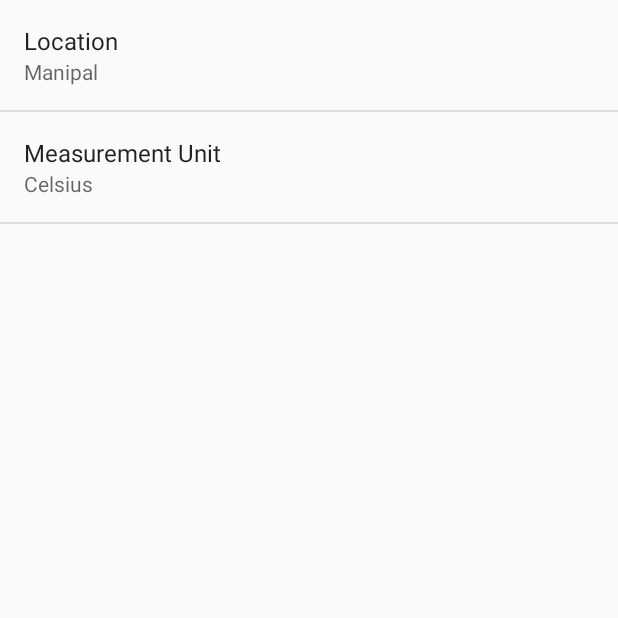
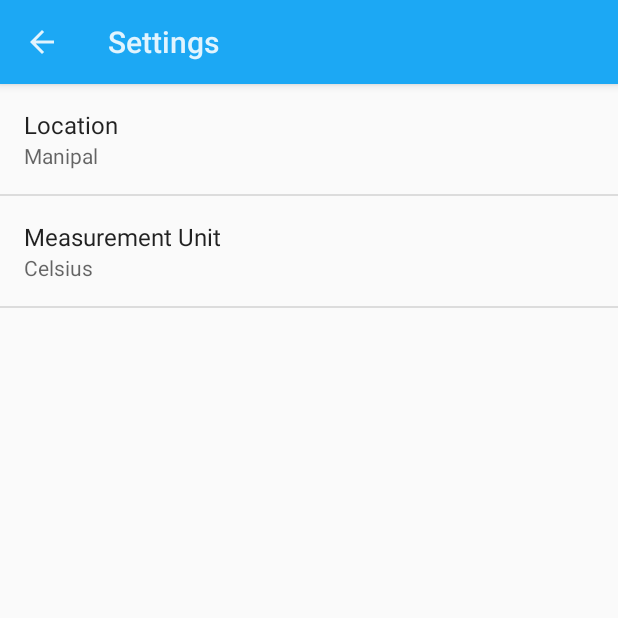
Before and after one commit to rakshit97/Android, an Android app: the SettingsActivity screen opened directly, with no data from a screen before it, on a phone screen of 412 x 824 dp, the top half of it. Run offline under Robolectric (Android 15) with nearby library versions, the phone set to English and light mode, and no system bars.

Commit message:
ActionBar customized and added to all activities

```diff
--- a/Sunshine/app/build.gradle
+++ b/Sunshine/app/build.gradle
@@ -5,7 +5,7 @@ android {
     buildToolsVersion "25.0.1"
     defaultConfig {
         applicationId "com.example.rakshit.sunshine"
-        minSdkVersion 15
+        minSdkVersion 21
         targetSdkVersion 25
         versionCode 1
         versionName "1.0"
--- a/Sunshine/app/src/main/java/com/example/rakshit/sunshine/DataLoader.java
+++ b/Sunshine/app/src/main/java/com/example/rakshit/sunshine/DataLoader.java
@@ -41,7 +41,7 @@ public class DataLoader extends AsyncTaskLoader<Cursor>
         Vector<Vector<ContentValues>> retVector =  fetchData(url_string, city);
         checkLocation(retVector.get(1));
         getContext().getContentResolver().delete(WeatherEntries.CONTENT_URI, null, null);
-        ContentValues[] values = new ContentValues[retVector.get(0).size()];
+        ContentValues values[] = new ContentValues[retVector.get(0).size()];
         retVector.get(0).toArray(values);
         int count = getContext().getContentResolver().bulkInsert(WeatherEntries.CONTENT_URI, values);
         if (count<7)
--- a/Sunshine/app/src/main/java/com/example/rakshit/sunshine/DetailActivity.java
+++ b/Sunshine/app/src/main/java/com/example/rakshit/sunshine/DetailActivity.java
@@ -11,6 +11,7 @@ public class DetailActivity extends AppCompatActivity
     {
         super.onCreate(savedInstanceState);
         setContentView(R.layout.activity_detail);
+
         if(savedInstanceState == null)
             getSupportFragmentManager().beginTransaction().add(R.id.container_detail, new DetailFragment()).commit();
     }
--- a/Sunshine/app/src/main/java/com/example/rakshit/sunshine/MainActivity.java
+++ b/Sunshine/app/src/main/java/com/example/rakshit/sunshine/MainActivity.java
@@ -3,10 +3,12 @@ package com.example.rakshit.sunshine;
 import android.os.Bundle;
 import android.support.v7.app.AppCompatActivity;
 
-public class MainActivity extends AppCompatActivity {
+public class MainActivity extends AppCompatActivity
+{
 
     @Override
-    protected void onCreate(Bundle savedInstanceState) {
+    protected void onCreate(Bundle savedInstanceState)
+    {
         super.onCreate(savedInstanceState);
         setContentView(R.layout.activity_main);
 
--- a/Sunshine/app/src/main/res/values/colors.xml
+++ b/Sunshine/app/src/main/res/values/colors.xml
@@ -1,6 +1,6 @@
 <?xml version="1.0" encoding="utf-8"?>
 <resources>
-    <color name="colorPrimary">#3F51B5</color>
-    <color name="colorPrimaryDark">#303F9F</color>
-    <color name="colorAccent">#FF4081</color>
+    <color name="colorPrimary">#1ca8f4</color>
+    <color name="colorPrimaryDark">#0288D1</color>
+    <color name="colorAccent">#64c2f4</color>
 </resources>
--- a/Sunshine/app/src/main/res/values/styles.xml
+++ b/Sunshine/app/src/main/res/values/styles.xml
@@ -8,4 +8,29 @@
         <item name="colorAccent">@color/colorAccent</item>
     </style>
 
+    <style name="ForecastTheme" parent="AppTheme">
+        <item name="actionBarStyle">@style/ForecastTheme.ActionBar</item>
+    </style>
+
+    <style name="ForecastTheme.ActionBar" parent="@style/Widget.AppCompat.Light.ActionBar">
+        <item name="background">@color/colorPrimary</item>
+        <item name="logo">@drawable/ic_logo</item>
+        <item name="displayOptions">useLogo|showHome</item>
+    </style>
+
+    <style name="DetailTheme" parent="AppTheme">
+        <item name="actionBarStyle">@style/DetailTheme.ActionBar</item>
+    </style>
+
+    <style name="DetailTheme.ActionBar" parent="@style/Widget.AppCompat.Light.ActionBar">
+        <item name="background">@color/colorPrimary</item>
+        <item name="displayOptions">showHome|homeAsUp|showTitle</item>
+        <item name="android:title">@string/label_details</item>
+    </style>
+
+    <style name="SettingsTheme" parent="@android:style/Theme.Material.Light.DarkActionBar">
+        <item name="android:colorPrimary">@color/colorPrimary</item>
+        <item name="android:colorPrimaryDark">@color/colorPrimaryDark</item>
+        <item name="android:title">@string/label_settings</item>
+    </style>
 </resources>
--- a/Sunshine/build.gradle
+++ b/Sunshine/build.gradle
@@ -5,7 +5,7 @@ buildscript {
         jcenter()
     }
     dependencies {
-        classpath 'com.android.tools.build:gradle:2.2.2'
+        classpath 'com.android.tools.build:gradle:2.3.3'
 
         // NOTE: Do not place your application dependencies here; they belong
         // in the individual module build.gradle files
```
Also changed, not shown: Sunshine/app/src/main/AndroidManifest.xml (+7 -5 lines), Sunshine/gradle/wrapper/gradle-wrapper.properties, 2 other files.
